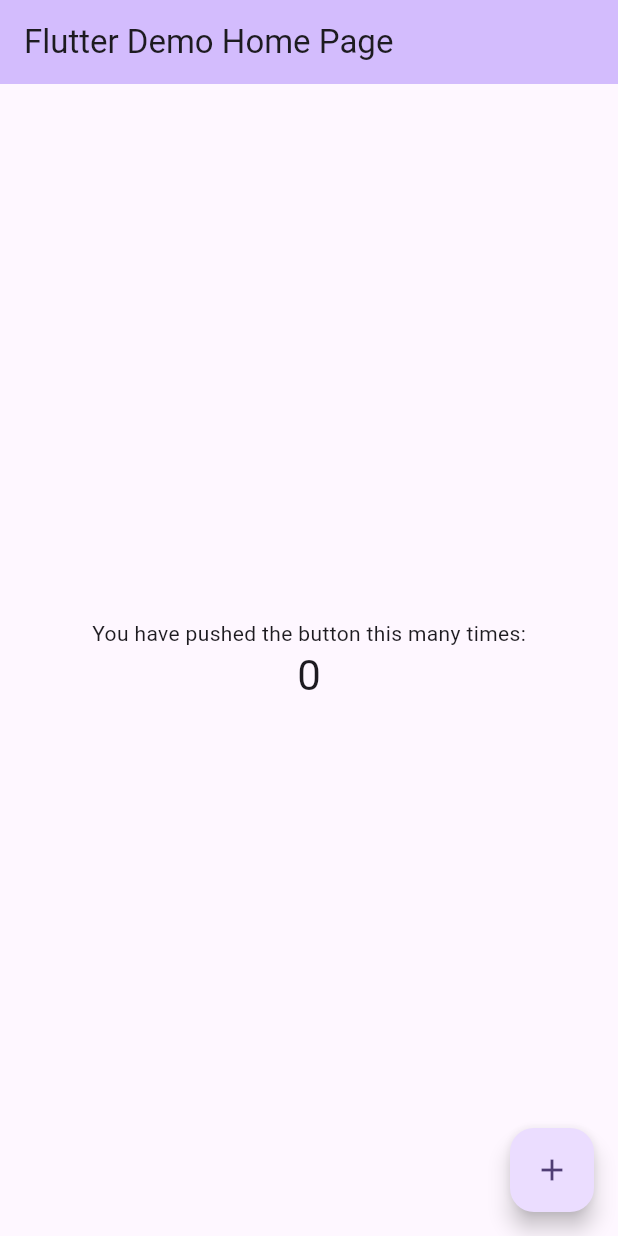
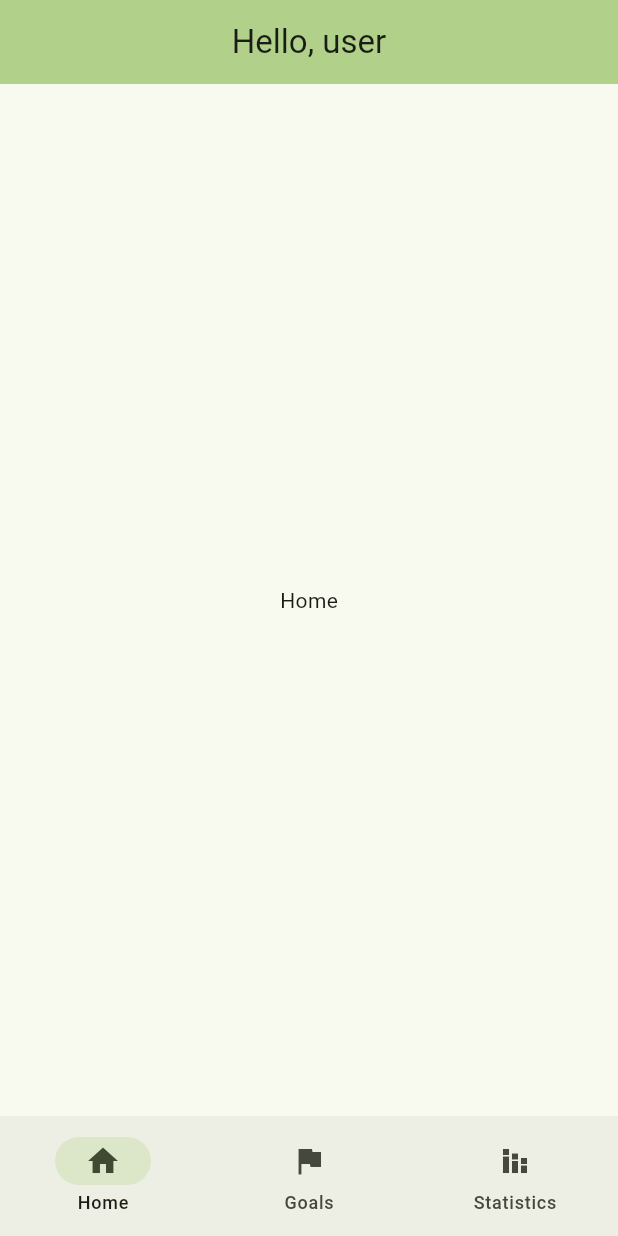
Before and after one commit to vanhalenar/braincircle, a Flutter app: the screen it shows after launch, on a phone screen of 412 x 824 dp. Run offline on Flutter 3.47's test engine with Material 3 defaults, Android fonts, the light colour scheme and no system bars.

Commit message:
basic app structure

```diff
--- /dev/null
+++ b/lib/homepage.dart
@@ -0,0 +1,61 @@
+import 'package:brain_circle/pages/goals.dart';
+import 'package:brain_circle/pages/home.dart';
+import 'package:brain_circle/pages/statistics.dart';
+import 'package:flutter/material.dart';
+
+class Homepage extends StatefulWidget {
+  const Homepage({super.key});
+
+  @override
+  State<Homepage> createState() => _HomepageState();
+}
+
+class _HomepageState extends State<Homepage> {
+  int currentPageIndex = 0;
+  final _pageController = PageController();
+
+  @override
+  Widget build(BuildContext context) {
+    return Scaffold(
+      appBar: AppBar(
+        centerTitle: true,
+        title: Text("Hello, user"),
+        backgroundColor: Theme.of(context).colorScheme.inversePrimary,
+      ),
+      body: PageView(
+        controller: _pageController,
+        onPageChanged: (int index) {
+          setState(() {
+            currentPageIndex = index;
+          });
+        },
+        children: [
+          Home(),
+          Goals(),
+          Statistics()
+        ],
+      ),
+      bottomNavigationBar: NavigationBar(
+      destinations: [
+        NavigationDestination(icon: Icon(Icons.home), label: 'Home'),
+        NavigationDestination(icon: Icon(Icons.flag), label: 'Goals'),
+        NavigationDestination(
+          icon: Icon(Icons.stacked_bar_chart),
+          label: 'Statistics',
+        ),
+      ],
+      selectedIndex: currentPageIndex,
+      onDestinationSelected: (int index) {
+        setState(() {
+          currentPageIndex = index;
+            _pageController.animateToPage(
+              index,
+              duration: const Duration(milliseconds: 300),
+              curve: Curves.easeInOut,
+            );
+        });
+      },
+    ),
+    );
+  }
+}
--- a/lib/main.dart
+++ b/lib/main.dart
@@ -1,4 +1,5 @@
 import 'package:flutter/material.dart';
+import 'homepage.dart';
 
 void main() {
   runApp(const MyApp());
@@ -7,30 +8,14 @@ void main() {
 class MyApp extends StatelessWidget {
   const MyApp({super.key});
 
-  // This widget is the root of your application.
   @override
   Widget build(BuildContext context) {
     return MaterialApp(
-      title: 'Flutter Demo',
+      title: 'brain circle',
       theme: ThemeData(
-        // This is the theme of your application.
-        //
-        // TRY THIS: Try running your application with "flutter run". You'll see
-        // the application has a purple toolbar. Then, without quitting the app,
-        // try changing the seedColor in the colorScheme below to Colors.green
-        // and then invoke "hot reload" (save your changes or press the "hot
-        // reload" button in a Flutter-supported IDE, or press "r" if you used
-        // the command line to start the app).
-        //
-        // Notice that the counter didn't reset back to zero; the application
-        // state is not lost during the reload. To reset the state, use hot
-        // restart instead.
-        //
-        // This works for code too, not just values: Most code changes can be
-        // tested with just a hot reload.
-        colorScheme: ColorScheme.fromSeed(seedColor: Colors.deepPurple),
+        colorScheme: ColorScheme.fromSeed(seedColor: Colors.lightGreen),
       ),
-      home: const MyHomePage(title: 'Flutter Demo Home Page'),
+      home: Homepage(),
     );
   }
 }
--- /dev/null
+++ b/lib/pages/goals.dart
@@ -0,0 +1,15 @@
+import 'package:flutter/material.dart';
+
+class Goals extends StatefulWidget {
+  const Goals({super.key});
+
+  @override
+  State<Goals> createState() => _GoalsState();
+}
+
+class _GoalsState extends State<Goals> {
+  @override
+  Widget build(BuildContext context) {
+    return const Scaffold(body: Center(child: Text("goalz")));
+  }
+}
--- /dev/null
+++ b/lib/pages/home.dart
@@ -0,0 +1,17 @@
+import 'package:flutter/material.dart';
+
+class Home extends StatefulWidget {
+  const Home({super.key});
+
+  @override
+  State<Home> createState() => _HomeState();
+}
+
+class _HomeState extends State<Home> {
+  @override
+  Widget build(BuildContext context) {
+    return Scaffold(
+    body: const Center(child: Text("Home")),
+    );
+  }
+}
--- /dev/null
+++ b/lib/pages/statistics.dart
@@ -0,0 +1,15 @@
+import 'package:flutter/material.dart';
+
+class Statistics extends StatefulWidget {
+  const Statistics({super.key});
+
+  @override
+  State<Statistics> createState() => _StatisticsState();
+}
+
+class _StatisticsState extends State<Statistics> {
+  @override
+  Widget build(BuildContext context) {
+    return const Scaffold(body: Center(child: Text("Stats"),));
+  }
+}
```
Also changed, not shown: lib/custom_navbar.dart (added, +29 -0 lines).
